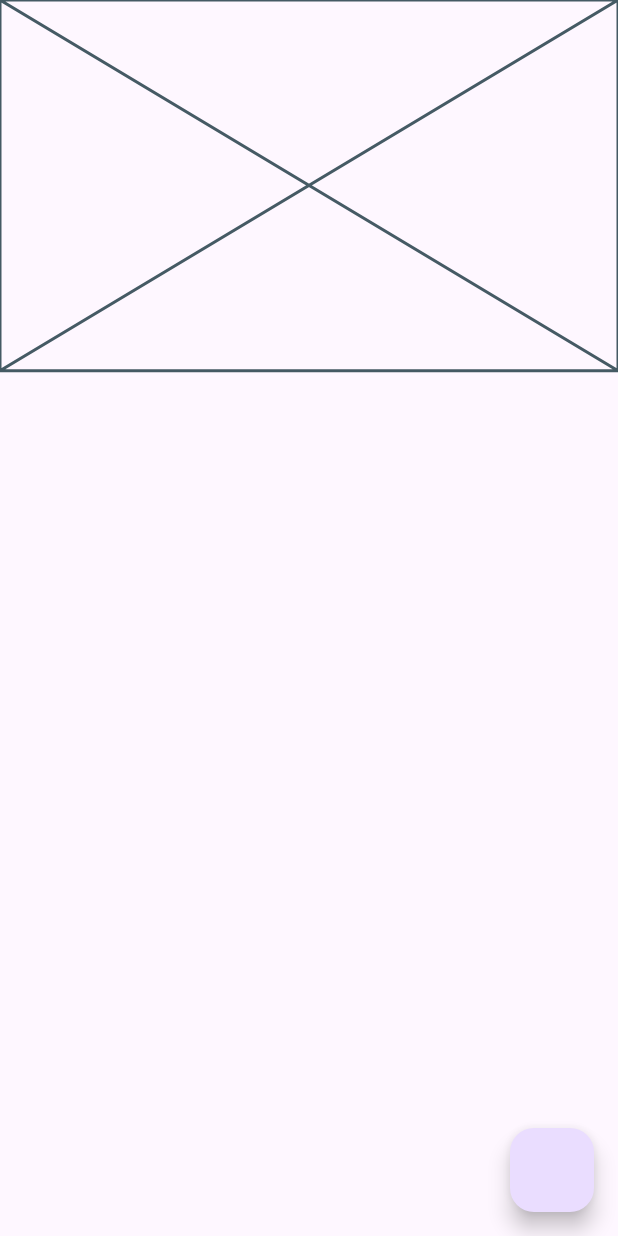
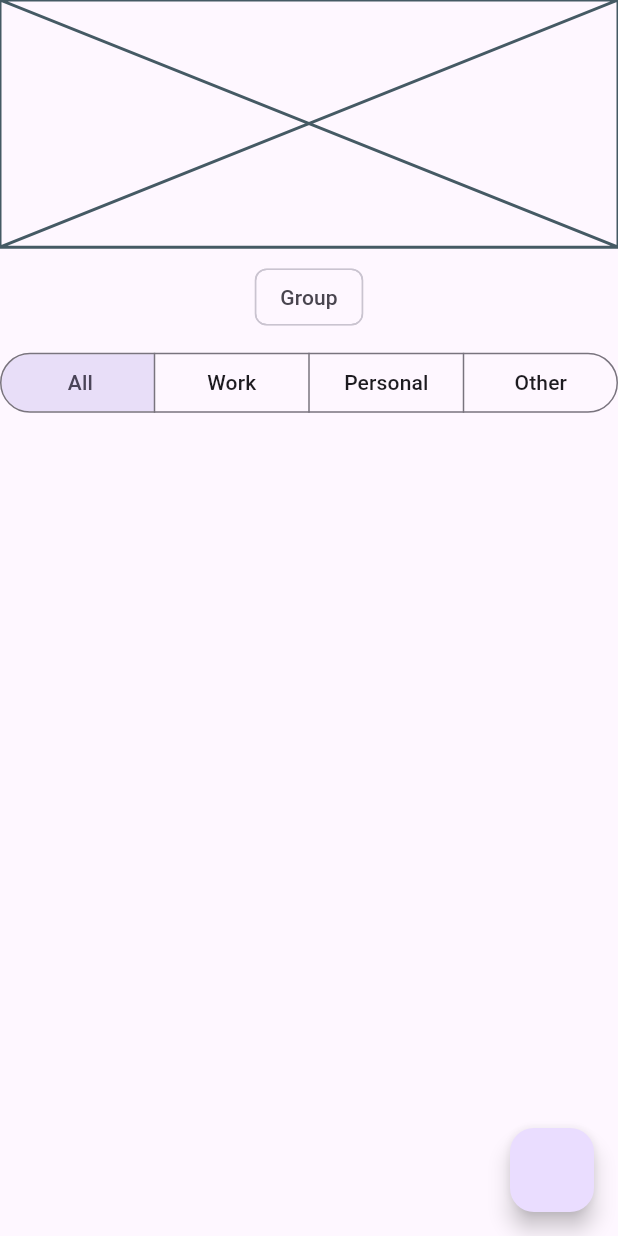
Before and after one commit to maksklimko/space_scutum_test_task, a Flutter app: the screen it shows after launch, on a phone screen of 412 x 824 dp. Run offline on Flutter 3.47's test engine with Material 3 defaults, Android fonts, the light colour scheme and no system bars; our stand-ins replace flutter_bloc, get_it, hive_flutter; accounts and stored records are empty.

Commit message:
Added filtering ui

```diff
--- a/lib/features/tasks/domain/entities/task_category.dart
+++ b/lib/features/tasks/domain/entities/task_category.dart
@@ -1,6 +1,7 @@
 import 'package:space_scutum_test_task/features/tasks/data/dto/task_category_dto.dart';
 
 enum TaskCategory {
+  all,
   work,
   personal,
   other;
--- a/lib/features/tasks/presentation/bloc/tasks_bloc.dart
+++ b/lib/features/tasks/presentation/bloc/tasks_bloc.dart
@@ -1,5 +1,6 @@
 import 'package:flutter_bloc/flutter_bloc.dart';
 import 'package:space_scutum_test_task/features/tasks/domain/entities/task.dart';
+import 'package:space_scutum_test_task/features/tasks/domain/entities/task_category.dart';
 import 'package:space_scutum_test_task/features/tasks/domain/usecases/add_task_usecase.dart';
 import 'package:space_scutum_test_task/features/tasks/domain/usecases/delete_task_usecase.dart';
 import 'package:space_scutum_test_task/features/tasks/domain/usecases/get_tasks_usecase.dart';
@@ -19,17 +20,19 @@ class TasksBloc extends Bloc<TasksEvent, TasksState> {
     this._addTaskUseCase,
     this._updateTaskUsecase,
     this._deleteTaskUsecase,
-  ) : super(TasksInitial()) {
+  ) : super(TasksState()) {
     on<GetTasksEvent>(_onGetTasks);
     on<AddTaskEvent>(_onAddTask);
     on<ToggleTaskCompletionEvent>(_onToggleTaskCompletion);
     on<DeleteTaskEvent>(_onDeleteTask);
+    on<ToggleIsGrouped>(_onToggleIsGrouped);
+    on<SelectFilterCategory>(_onSelectFilterCategory);
   }
 
   Future<void> _onGetTasks(
       GetTasksEvent event, Emitter<TasksState> emit) async {
     final tasks = await _getTasksUseCase.call();
-    emit(TasksLoaded(tasks));
+    emit(state.copyWith(tasks: tasks));
   }
 
   Future<void> _onAddTask(AddTaskEvent event, Emitter<TasksState> emit) async {
@@ -50,4 +53,14 @@ class TasksBloc extends Bloc<TasksEvent, TasksState> {
     await _deleteTaskUsecase.call(event.id);
     add(GetTasksEvent());
   }
+
+  Future<void> _onToggleIsGrouped(
+      ToggleIsGrouped event, Emitter<TasksState> emit) async {
+    emit(state.copyWith(isGrouped: !state.isGrouped));
+  }
+
+  Future<void> _onSelectFilterCategory(
+      SelectFilterCategory event, Emitter<TasksState> emit) async {
+    emit(state.copyWith(filterCategory: event.category));
+  }
 }
--- a/lib/features/tasks/presentation/bloc/tasks_event.dart
+++ b/lib/features/tasks/presentation/bloc/tasks_event.dart
@@ -18,3 +18,12 @@ class DeleteTaskEvent extends TasksEvent {
   final int id;
   DeleteTaskEvent(this.id);
 }
+
+class ToggleIsGrouped extends TasksEvent {
+  ToggleIsGrouped();
+}
+
+class SelectFilterCategory extends TasksEvent {
+  final TaskCategory category;
+  SelectFilterCategory(this.category);
+}
--- a/lib/features/tasks/presentation/bloc/tasks_state.dart
+++ b/lib/features/tasks/presentation/bloc/tasks_state.dart
@@ -1,10 +1,25 @@
 part of 'tasks_bloc.dart';
 
-abstract class TasksState {}
+class TasksState {
+  final List<Task> tasks;
+  final bool isGrouped;
+  final TaskCategory filterCategory;
 
-class TasksInitial extends TasksState {}
+  const TasksState({
+    this.tasks = const [],
+    this.isGrouped = false,
+    this.filterCategory = TaskCategory.all,
+  });
 
-class TasksLoaded extends TasksState {
-  final List<Task> tasks;
-  TasksLoaded(this.tasks);
+  TasksState copyWith({
+    List<Task>? tasks,
+    bool? isGrouped,
+    TaskCategory? filterCategory,
+  }) {
+    return TasksState(
+      tasks: tasks ?? this.tasks,
+      isGrouped: isGrouped ?? this.isGrouped,
+      filterCategory: filterCategory ?? this.filterCategory,
+    );
+  }
 }
--- a/lib/features/tasks/presentation/screens/tasks_list_screen.dart
+++ b/lib/features/tasks/presentation/screens/tasks_list_screen.dart
@@ -28,31 +28,72 @@ class TasksListScreen extends StatelessWidget {
       body: Column(
         children: [
           SizedBox(
-            height: screenHeight * 0.3, // 30% of screen height
+            height: screenHeight * 0.2, // 20% of screen height
             child: Placeholder(),
           ),
-          SizedBox(
-            height: screenHeight * 0.7, // 70% of screen height
-            child: BlocBuilder<TasksBloc, TasksState>(
-              builder: (context, state) {
-                return switch (state) {
-                  TasksInitial() => Center(child: CircularProgressIndicator()),
-                  TasksLoaded(:final tasks) => ListView.separated(
-                      itemCount: tasks.length,
+          BlocBuilder<TasksBloc, TasksState>(
+            builder: (context, state) {
+              return Column(
+                children: [
+                  SizedBox(
+                    height: screenHeight * 0.15, // 15% of screen height
+                    child: Column(
+                      mainAxisAlignment: MainAxisAlignment.spaceEvenly,
+                      children: [
+                        ChoiceChip(
+                          label: Text('Group'),
+                          selected: state.isGrouped,
+                          onSelected: (value) {
+                            context.read<TasksBloc>().add(ToggleIsGrouped());
+                          },
+                        ),
+                        _getFilters(context, state),
+                      ],
+                    ),
+                  ),
+                  SizedBox(
+                    height: screenHeight * 0.55, // 55% of screen height
+                    child: ListView.separated(
+                      itemCount: state.tasks.length,
                       itemBuilder: (context, index) {
                         return TaskTile(
-                          task: tasks[index],
+                          task: state.tasks[index],
                         );
                       },
                       separatorBuilder: (context, index) => AppSpacers.v10px,
                     ),
-                  _ => Center(child: Text("Unexpected state")),
-                };
-              },
-            ),
+                  ),
+                ],
+              );
+            },
           ),
         ],
       ),
     );
   }
+
+  _getFilters(BuildContext context, TasksState state) {
+    const List<(TaskCategory, String)> filters = <(TaskCategory, String)>[
+      (TaskCategory.all, 'All'),
+      (TaskCategory.work, 'Work'),
+      (TaskCategory.personal, 'Personal'),
+      (TaskCategory.other, 'Other'),
+    ];
+
+    return SegmentedButton(
+      segments: filters
+          .map<ButtonSegment<TaskCategory>>(((TaskCategory, String) filter) {
+        return ButtonSegment<TaskCategory>(
+          value: filter.$1,
+          label: Text(filter.$2),
+        );
+      }).toList(),
+      expandedInsets: EdgeInsets.zero,
+      selectedIcon: SizedBox.shrink(),
+      selected: {state.filterCategory},
+      onSelectionChanged: (category) {
+        context.read<TasksBloc>().add(SelectFilterCategory(category.first));
+      },
+    );
+  }
 }
--- /dev/null
+++ b/lib/features/tasks/presentation/widgets/category_filter_group.dart
@@ -0,0 +1,29 @@
+import 'package:flutter/material.dart';
+import 'package:flutter_bloc/flutter_bloc.dart';
+import 'package:space_scutum_test_task/features/tasks/domain/entities/task_category.dart';
+import 'package:space_scutum_test_task/features/tasks/presentation/bloc/tasks_bloc.dart';
+import 'package:space_scutum_test_task/shared/resources/app_colors.dart';
+
+class CategoryFilterGroup extends StatelessWidget {
+  const CategoryFilterGroup({super.key, this.selectedCategory});
+
+  final TaskCategory? selectedCategory;
+
+  @override
+  Widget build(BuildContext context) {
+    return Row(
+      mainAxisAlignment: MainAxisAlignment.spaceEvenly,
+      children: TaskCategory.values.map((e) {
+        return GestureDetector(
+          onTap: () {
+            context.read<TasksBloc>().add(SelectFilterCategory(e));
+          },
+          child: Container(
+            color: e == selectedCategory ? AppColors.black : AppColors.black12,
+            child: Text(e.name),
+          ),
+        );
+      }).toList(),
+    );
+  }
+}
--- a/lib/shared/resources/app_colors.dart
+++ b/lib/shared/resources/app_colors.dart
@@ -3,6 +3,7 @@ import 'package:flutter/material.dart';
 class AppColors {
   AppColors._();
 
+  static const Color black = Colors.black;
   static const Color black12 = Colors.black12;
   static const Color black54 = Colors.black54;
 }
```
